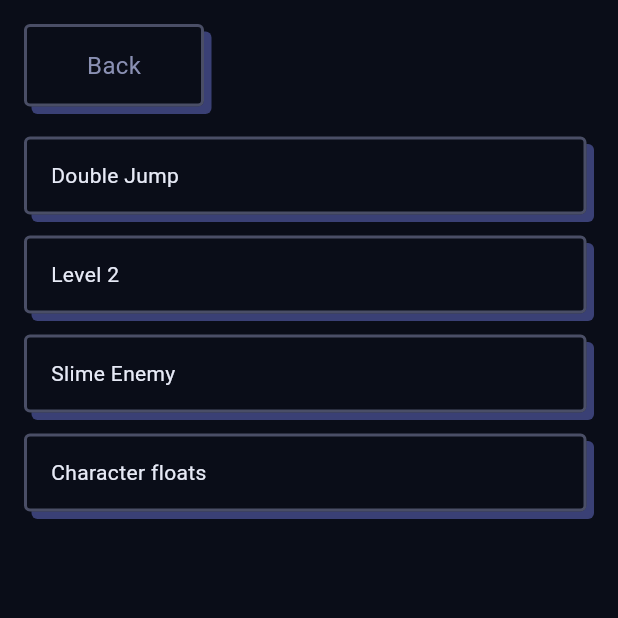
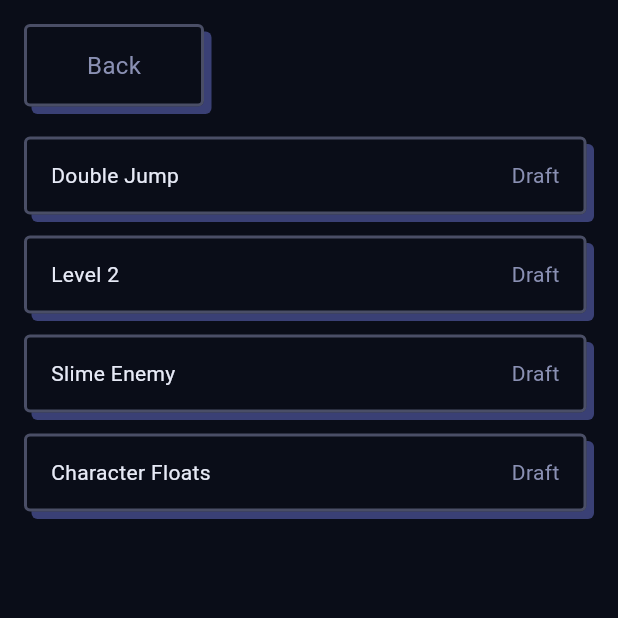
Before and after one commit to gonoahwhere/portfolio-projects, a Flutter app: the screen it shows after launch, after a tap on "Side-Scroller", on a phone screen of 412 x 824 dp, the top half of it. Run offline on Flutter 3.47's test engine with Material 3 defaults, Android fonts, the phone set to English and light mode, and no system bars; our stand-ins replace material_ui; Roboto replaces fonts that are missing (Sniglet).

Commit message:
Show status on each Item list row (TC10, Green)

```diff
--- a/knowah/lib/screens/item_list_screen.dart
+++ b/knowah/lib/screens/item_list_screen.dart
@@ -110,10 +110,27 @@ class _ItemListScreenState extends State<ItemListScreen> {
                 // setState tells Flutter to redraw with the new selected item
                 // Panel3D also lights up cyan while held, because onTap is given
                 onTap: () => setState(() => _selected = item),
-                // The item's title
-                child: Text(item.title),
-            )
+                // Row puts the title on the left and the status on the right
+                child: Row(
+                    children: [
+                        // Expanded makes the title take all the free space
+                        // which pushes the status over to the right edge
+                        Expanded(child: Text(item.title)),
+                        // The status, in a quieter grey-blue colour
+                        Text(
+                            _statusLabel(item.status),
+                            style: const TextStyle(color: AppColours.textDim),
+                        ),
+                    ],
+                ),
+            ),
         );
+    }
+
+    // Turns a status like ItemStatus.draft into the text 'Draft'
+    String _statusLabel(ItemStatus status) {
+        // status.name is 'draft', so capitilisation is needed for the first letter
+        return status.name[0].toUpperCase() + status.name.substring(1);
     }
 
     // The details panel on the right (PC only)
--- a/knowah/lib/screens/menu_screen.dart
+++ b/knowah/lib/screens/menu_screen.dart
@@ -166,7 +166,7 @@ class MenuScreen extends StatelessWidget {
                         Item(title: 'Double Jump'),
                         Item(title: 'Level 2'),
                         Item(title: 'Slime Enemy'),
-                        Item(title: 'Character floats'),
+                        Item(title: 'Character Floats'),
                     ],
                 ),
             ),
```
Also changed, not shown: 3 other files.
